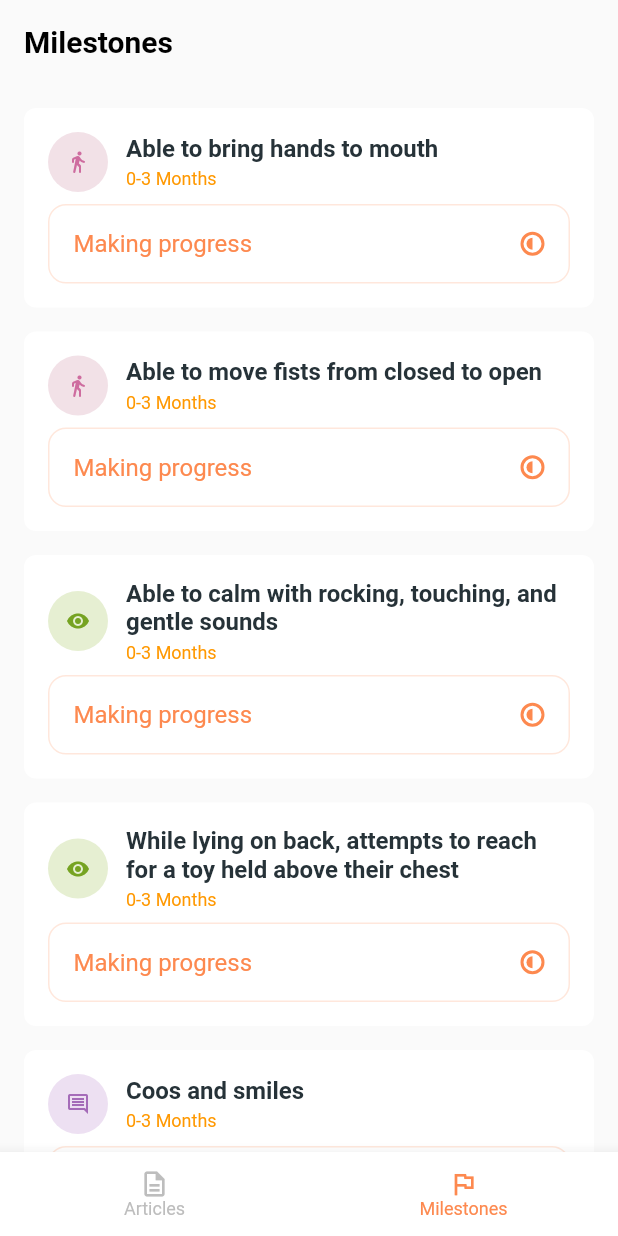
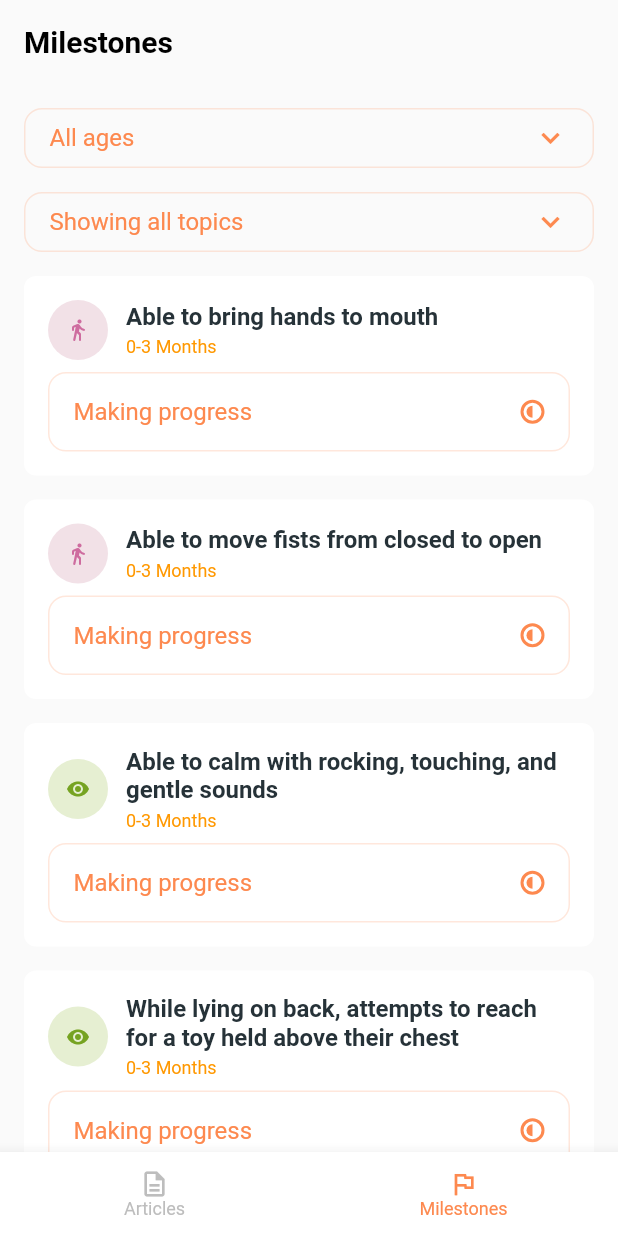
Before and after one commit to Ilgz/care_companion, a Flutter app: the screen it shows after launch, item 2 of the bottom bar chosen, on a phone screen of 412 x 824 dp. Run offline on Flutter 3.47's test engine with Material 2 defaults, Android fonts, the phone set to English and light mode, and no system bars; drawn by our look-alikes of dropdown_button2; our stand-ins replace bloc, dartz, flutter_bloc, flutter_svg, freezed_annotation, get_it and 3 more; accounts and stored records are empty.

Commit message:
feat: implement and integrate topic filtering of milestones

```diff
--- a/lib/application/milestone/milestone_filter/milestone_filter_cubit.dart
+++ b/lib/application/milestone/milestone_filter/milestone_filter_cubit.dart
@@ -11,22 +11,47 @@ class MilestoneFilterCubit extends Cubit<MilestoneFilterState> {
   MilestoneFilterCubit() : super(MilestoneFilterState.initial());
   changeAgeRange(String ageRange,List<Milestone> milestones) {
     emit(state.copyWith(ageRange: ageRange));
-    filterMilestonesByAgeRange(milestones);
+    updateMilestones(milestones);
   }
-  changeDropdownStatus(bool status) {
-    emit(state.copyWith(isDropdownActive: status));
+  changeCategory(String category,List<Milestone> milestones) {
+    emit(state.copyWith(category: category));
+    updateMilestones(milestones);
   }
-  filterMilestonesByAgeRange(List<Milestone> milestones) {
+  changeAgeRangeDropdownStatus(bool status) {
+    emit(state.copyWith(isAgeRangeDropdownActive: status));
+  }
+  changeCategoryDropdownStatus(bool status) {
+    emit(state.copyWith(isCategoryDropdownActive: status));
+  }
+  updateMilestones(List<Milestone> milestones){
+   final filteredByAgeRangeMilestones= _filterMilestonesByAgeRange(milestones);
+   final updatedMilestones=_filterMilestonesByCategory(filteredByAgeRangeMilestones);
+   emit(state.copyWith(milestones: updatedMilestones));
+  }
+  List<Milestone> _filterMilestonesByAgeRange(List<Milestone> milestones) {
     if (state.ageRange == "All ages") {
-      emit(state.copyWith(milestones: milestones));
+      return milestones;
     } else {
       final filteredMilestones = milestones
           .toList()
           .where((milestone) {
         return Milestone.ageRangeDivisions[milestone.ageRangeIndex] ==
-              state.ageRange;})
+            state.ageRange;})
           .toList();
-      emit(state.copyWith(milestones: filteredMilestones));
+      return filteredMilestones;
+    }
+  }
+  List<Milestone> _filterMilestonesByCategory(List<Milestone> milestones) {
+    if (state.category == "Showing all topics") {
+      return milestones;
+    } else {
+      final filteredMilestones = milestones
+          .toList()
+          .where((milestone) {
+        return Milestone.milestoneCategories[milestone.category].name ==
+              state.category;})
+          .toList();
+      return filteredMilestones;
     }
   }
 }
--- a/lib/application/milestone/milestone_filter/milestone_filter_state.dart
+++ b/lib/application/milestone/milestone_filter/milestone_filter_state.dart
@@ -2,6 +2,6 @@ part of 'milestone_filter_cubit.dart';
 
 @freezed
 class MilestoneFilterState with _$MilestoneFilterState {
-  factory MilestoneFilterState(String ageRange,List<Milestone> milestones,bool isDropdownActive)=_MilestoneFilterState;
-  factory MilestoneFilterState.initial() => MilestoneFilterState("All ages",[],false);
+  factory MilestoneFilterState(String ageRange,String category,List<Milestone> milestones,bool isCategoryDropdownActive,bool isAgeRangeDropdownActive)=_MilestoneFilterState;
+  factory MilestoneFilterState.initial() => MilestoneFilterState("All ages","Showing all topics",[],false,false);
 }
--- a/lib/presentation/core/widgets/custom_scaffold.dart
+++ b/lib/presentation/core/widgets/custom_scaffold.dart
@@ -24,6 +24,7 @@ class CustomScaffold extends StatelessWidget {
   Widget build(BuildContext context) {
     return SafeArea(
       child: Scaffold(
+        backgroundColor: Colors.grey[50],
         appBar: title==null?null:AppBar(
           automaticallyImplyLeading: false,
           title: Text(
--- a/lib/presentation/milestone/milestone_overview_page.dart
+++ b/lib/presentation/milestone/milestone_overview_page.dart
@@ -5,6 +5,7 @@ import 'package:cash_manager/presentation/core/widgets/critical_failure_card.dar
 import 'package:cash_manager/presentation/core/widgets/custom_progress_indicator.dart';
 import 'package:cash_manager/presentation/core/widgets/custom_scaffold.dart';
 import 'package:cash_manager/presentation/milestone/widgets/age_range_dropdown.dart';
+import 'package:cash_manager/presentation/milestone/widgets/category_dropdown.dart';
 import 'package:cash_manager/presentation/milestone/widgets/milestone_card.dart';
 import 'package:dropdown_button2/dropdown_button2.dart';
 import 'package:flutter/material.dart';
@@ -12,6 +13,7 @@ import 'package:flutter_bloc/flutter_bloc.dart';
 
 class MilestoneOverviewPage extends StatelessWidget {
   const MilestoneOverviewPage({Key? key}) : super(key: key);
+
   @override
   Widget build(BuildContext context) {
     return CustomScaffold(
@@ -24,28 +26,51 @@ class MilestoneOverviewPage extends StatelessWidget {
             loadSuccess: (watcherSuccessState) {
               context
                   .read<MilestoneFilterCubit>()
-                  .filterMilestonesByAgeRange(watcherSuccessState.milestones);
+                  .updateMilestones(watcherSuccessState.milestones);
               return BlocBuilder<MilestoneFilterCubit, MilestoneFilterState>(
                 builder: (context, state) {
-                  return Column(
+                  return ListView(
                     children: [
-                      // AgeRangeDropdown(
-                      //   ageRange: state.ageRange,
-                      //   isDropdownActive: state.isDropdownActive,
-                      //   onChanged: (value) {
-                      //     if (value != null) {
-                      //       context.read<MilestoneFilterCubit>().changeAgeRange(
-                      //           value, watcherSuccessState.milestones);
-                      //     }
-                      //   },
-                      //   onMenuStateChange: (isOpened) {
-                      //     context
-                      //         .read<MilestoneFilterCubit>()
-                      //         .changeDropdownStatus(isOpened);
-                      //   },
-                      // ),
-                      // const SizedBox(height: 16),
-                      MilestoneList(milestones: state.milestones),
+                      AgeRangeDropdown(
+                        ageRange: state.ageRange,
+                        isDropdownActive: state.isAgeRangeDropdownActive,
+                        onChanged: (value) {
+                          if (value != null) {
+                            context.read<MilestoneFilterCubit>().changeAgeRange(
+                                value, watcherSuccessState.milestones);
+                          }
+                        },
+                        onMenuStateChange: (isOpened) {
+                          context
+                              .read<MilestoneFilterCubit>()
+                              .changeAgeRangeDropdownStatus(isOpened);
+                        },
+                      ),
+                      const SizedBox(height: 16),
+                      CategoryDropdown(
+                        category: state.category,
+                        isDropdownActive: state.isCategoryDropdownActive,
+                        onChanged: (value) {
+                          if (value != null) {
+                            context.read<MilestoneFilterCubit>().changeCategory(
+                                value, watcherSuccessState.milestones);
+                          }
+                        },
+                        onMenuStateChange: (isOpened) {
+                          context
+                              .read<MilestoneFilterCubit>()
+                              .changeCategoryDropdownStatus(isOpened);
+                        },
+                      ),
+                      const SizedBox(height: 16),
+
+                      state.milestones.isEmpty
+                          ? Container(padding:EdgeInsets.all(16),decoration: BoxDecoration(borderRadius:BorderRadius.circular(16),color:Color(0xfffd894f).withOpacity(0.2)),
+                          child: Text(
+                            "There are no milestones related to this age range or topic. Try changing the age range filter.",
+                            style: TextStyle(
+                                color: Colors.black, fontSize: 16),))
+                          : MilestoneList(milestones: state.milestones),
                     ],
                   );
                 },
@@ -58,7 +83,6 @@ class MilestoneOverviewPage extends StatelessWidget {
     );
   }
 }
-
 
 
 class MilestoneList extends StatelessWidget {
@@ -74,6 +98,7 @@ class MilestoneList extends StatelessWidget {
     return Expanded(
       child: ListView.builder(
         shrinkWrap: true,
+        physics: NeverScrollableScrollPhysics(),
         itemCount: milestones.length,
         itemBuilder: (context, index) {
           final milestone = milestones[index];
--- /dev/null
+++ b/lib/presentation/milestone/widgets/category_dropdown.dart
@@ -0,0 +1,113 @@
+import 'package:cash_manager/domain/milestone/milestone.dart';
+import 'package:dropdown_button2/dropdown_button2.dart';
+import 'package:flutter/material.dart';
+
+class CategoryDropdown extends StatelessWidget {
+  final String category;
+  final bool isDropdownActive;
+  final Function(String?) onChanged;
+  final Function(bool) onMenuStateChange;
+
+  const CategoryDropdown({
+    Key? key,
+    required this.category,
+    required this.isDropdownActive,
+    required this.onChanged,
+    required this.onMenuStateChange,
+  }) : super(key: key);
+
+  @override
+  Widget build(BuildContext context) {
+    return Container(
+      height: 40.0,
+      width: double.infinity,
+      decoration: BoxDecoration(
+        borderRadius: BorderRadius.circular(12),
+        border: Border.all(color: const Color(0xfffd894f).withOpacity(0.2)),
+      ),
+      child: DropdownButtonHideUnderline(
+        child: DropdownButton2(
+          value: category,
+          customButton: Align(
+              alignment: Alignment.centerLeft,
+              child: Padding(
+                padding: const EdgeInsets.symmetric(horizontal: 16.0),
+                child: Row(
+                  children: [
+                    Text(category, style: const TextStyle(fontSize: 16, color: Color(0xfffd894f))),
+                    const Spacer(),
+                    Icon(
+                      isDropdownActive ? Icons.keyboard_arrow_up_outlined : Icons.keyboard_arrow_down_outlined,
+                      color: const Color(0xfffd894f),
+                    )
+                  ],
+                ),
+              )),
+          onMenuStateChange: onMenuStateChange,
+          buttonStyleData: const ButtonStyleData(
+            height: 40,
+            width: 120,
+            padding: EdgeInsets.only(left: 16),
+          ),
+          dropdownStyleData: DropdownStyleData(
+            openInterval: const Interval(0, 1, curve: Curves.easeInOut),
+            decoration: BoxDecoration(
+              borderRadius: BorderRadius.circular(12),
+            ),
+            elevation: 8,
+          ),
+          menuItemStyleData: MenuItemStyleData(
+            padding: const EdgeInsets.all(0),
+            customHeights: _getCustomItemsHeights(),
+          ),
+          items: _buildMenuItems(),
+          onChanged: onChanged,
+        ),
+      ),
+    );
+  }
+
+  List<DropdownMenuItem<String>> _buildMenuItems() {
+    final divisions = ["Showing all topics"];
+    divisions.addAll(Milestone.milestoneCategories.map((category) =>category.name ));
+    List<DropdownMenuItem<String>> menuItems = [];
+
+    for (int i = 0; i < divisions.length; i++) {
+      menuItems.add(DropdownMenuItem(
+        value: divisions[i],
+        child: Container(
+          padding: const EdgeInsets.only(left: 16),
+          alignment: Alignment.centerLeft,
+          width: double.infinity,
+          height: double.infinity,
+          color: divisions[i] == category ? const Color(0xfffd894f).withOpacity(0.2) : Colors.white,
+          child: Text(divisions[i]),
+        ),
+      ));
+
+      if (divisions[i] != divisions.last) {
+        menuItems.add(const DropdownMenuItem<String>(
+          enabled: false,
+          child: Divider(),
+        ));
+      }
+    }
+
+    return menuItems;
+  }
+
+  List<double> _getCustomItemsHeights() {
+    List<double> itemsHeights = [];
+    for (var i = 0; i < ((Milestone.milestoneCategories.length + 1) * 2) - 1; i++) {
+      if (i.isEven) {
+        itemsHeights.add(40);
+      }
+
+      // Dividers indexes will be the odd indexes
+      if (i.isOdd) {
+        itemsHeights.add(4);
+      }
+    }
+    return itemsHeights;
+  }
+}
```
Also changed, not shown: lib/application/milestone/milestone_filter/milestone_filter_cubit.freezed.dart.
